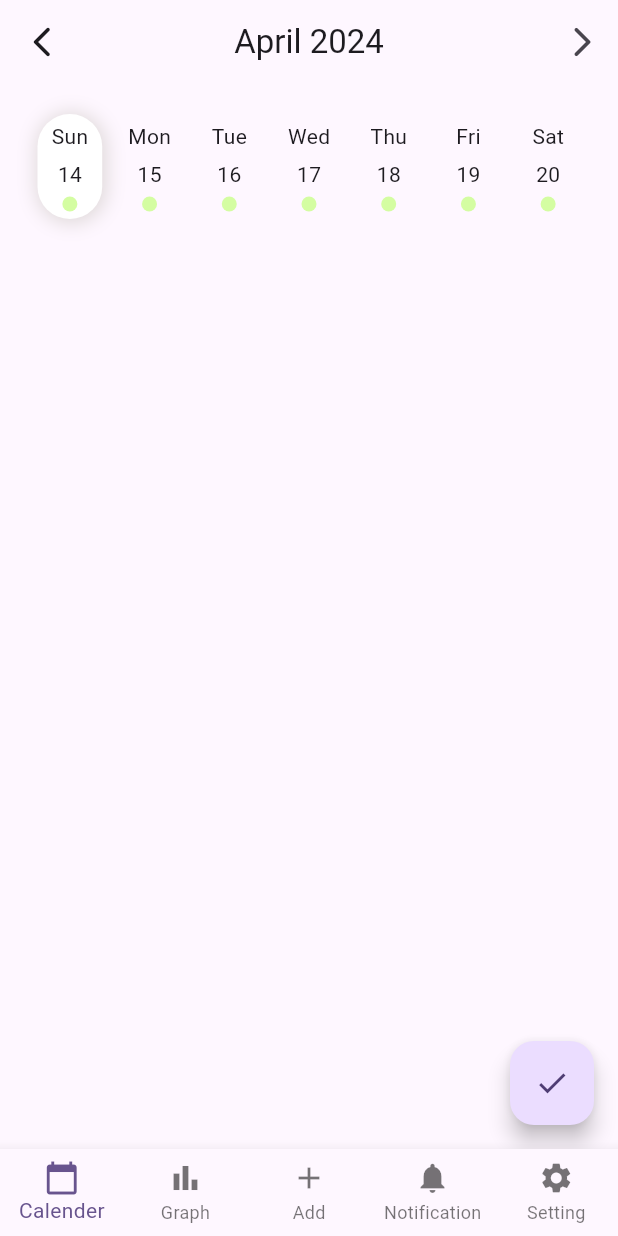
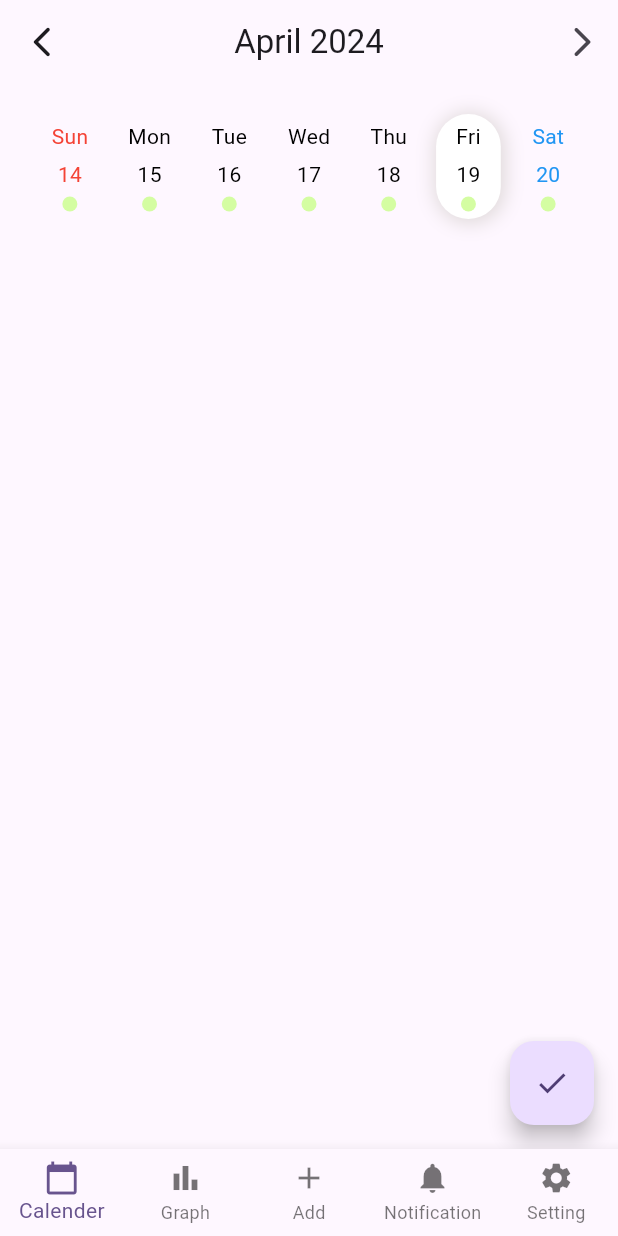
Before and after one commit to senioris/housework_client, a Flutter app: the screen it shows after launch, on a phone screen of 412 x 824 dp. Run offline on Flutter 3.47's test engine with Material 3 defaults, Android fonts, the phone set to English and light mode, and no system bars; our stand-ins replace flutter_hooks, hooks_riverpod.

Commit message:
in progress

```diff
--- a/lib/presentation/page/calender/calendar_page.dart
+++ b/lib/presentation/page/calender/calendar_page.dart
@@ -43,7 +43,7 @@ class CalendarPage extends HookConsumerWidget {
         child: const Icon(Icons.check),
       ),
       body: Column(
-        children: [WeekCalendar(day: day)],
+        children: [WeekCalendar(focusDay: day)],
       ),
     );
   }
@@ -52,14 +52,14 @@ class CalendarPage extends HookConsumerWidget {
 class WeekCalendar extends HookConsumerWidget {
   const WeekCalendar({
     super.key,
-    required this.day,
+    required this.focusDay,
   });
 
-  final ValueNotifier<DateTime> day;
+  final ValueNotifier<DateTime> focusDay;
 
   @override
   Widget build(BuildContext context, WidgetRef ref) {
-    var startDay = _getSunday(day.value);
+    var startDay = _getSunday(focusDay.value);
 
     return Padding(
       padding: const EdgeInsets.all(20.0),
@@ -69,8 +69,39 @@ class WeekCalendar extends HookConsumerWidget {
             Expanded(
               child: Padding(
                   padding: const EdgeInsets.only(left: 5, right: 5),
-              child: Container(
-                  decoration: i == 0
+                  child: DayView(
+                      day: startDay.add(Duration(days: i)),
+                      focusDay: focusDay)),
+            ),
+        ],
+      ),
+    );
+  }
+
+  DateTime _getSunday(DateTime date) {
+    return date.subtract(Duration(days: date.weekday == 7 ? 0 : date.weekday));
+  }
+
+  DateTime _getMonday(DateTime date) {
+    return date.subtract(Duration(days: date.weekday == 1 ? 0 : date.weekday - 1));
+  }
+
+}
+
+class DayView extends HookConsumerWidget {
+  const DayView({
+    super.key,
+    required this.day,
+    required this.focusDay,
+  });
+
+  final DateTime day;
+  final ValueNotifier<DateTime> focusDay;
+
+  @override
+  Widget build(BuildContext context, WidgetRef ref) {
+    return Container(
+        decoration: day == focusDay.value
             ? BoxDecoration(
                 borderRadius: BorderRadius.circular(30),
                 color: Colors.white,
@@ -79,51 +110,38 @@ class WeekCalendar extends HookConsumerWidget {
                       color: Color.fromARGB(255, 223, 217, 217),
                       spreadRadius: 2,
                       blurRadius: 10,
-                                offset:
-                                    Offset(1, 1), // changes position of shadow
+                      offset: Offset(1, 1), // changes position of shadow
                     ),
                   ])
             : null,
-                  child: DayView(day: startDay.add(Duration(days: i)))),
-            )),
-        ],
-      ),
-    );
-  }
-
-  DateTime _getSunday(DateTime date) {
-    return date.subtract(Duration(days: date.weekday));
-  }
-}
-
-class DayView extends HookConsumerWidget {
-  const DayView({
-    super.key,
-    required this.day,
-  });
-
-  final DateTime day;
-
-  @override
-  Widget build(BuildContext context, WidgetRef ref) {
-    return InkWell(
+        child: InkWell(
           customBorder:
               RoundedRectangleBorder(borderRadius: BorderRadius.circular(30)),
-      onTap: () => {},
+          onTap: () => focusDay.value = day,
           child: Column(
             children: [
               const SizedBox(
                 height: 5,
               ),
-          Text(
-            DateFormat(DateFormat.ABBR_WEEKDAY).format(day),
-          ),
+              Text(DateFormat(DateFormat.ABBR_WEEKDAY).format(day),
+                  style: TextStyle(
+                    color: day.weekday == DateTime.sunday
+                        ? Colors.red
+                        : day.weekday == DateTime.saturday
+                            ? Colors.blue
+                            : Colors.black,
+                  )),
               const SizedBox(
                 height: 5,
               ),
-          Text(
-            DateFormat(DateFormat.DAY).format(day),
-          ),
+              Text(DateFormat(DateFormat.DAY).format(day),
+                  style: TextStyle(
+                    color: day.weekday == DateTime.sunday
+                        ? Colors.red
+                        : day.weekday == DateTime.saturday
+                            ? Colors.blue
+                            : Colors.black,
+                  )),
               const SizedBox(
                 height: 5,
               ),
@@ -140,6 +158,6 @@ class DayView extends HookConsumerWidget {
               ),
             ],
           ),
-    );
+        ));
   }
 }
```
Lines whose indentation alone changed are shown as unchanged.
